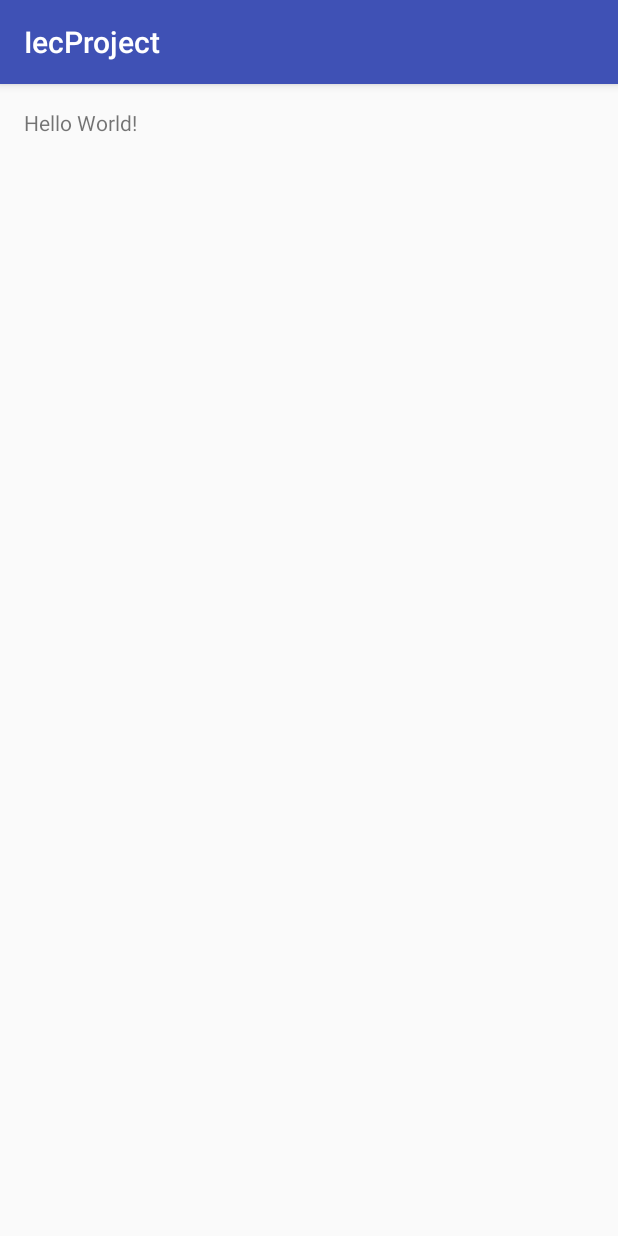
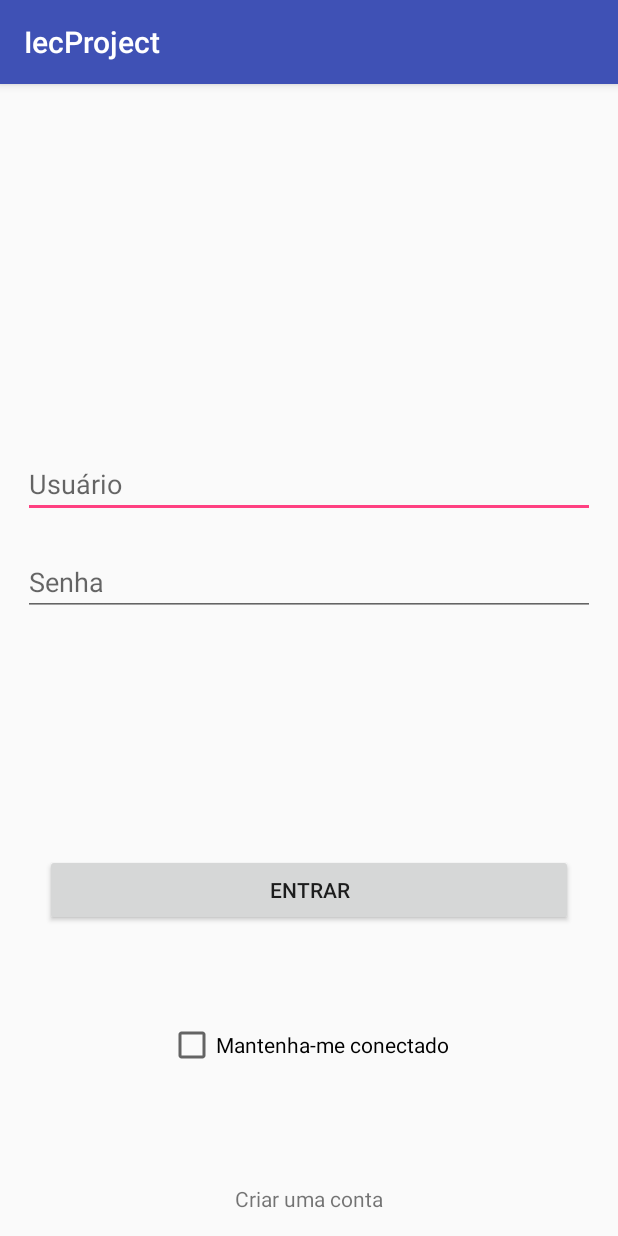
Before and after one commit to BarrosLucas/iecProject, an Android app: the screen it shows after launch (MainActivity before the commit, Login after it), on a phone screen of 412 x 824 dp. Run offline under Robolectric (Android 15) with nearby library versions, the phone set to English and light mode, and no system bars.

Commit message:
login screen

```diff
--- a/IecProjectApp/app/src/main/AndroidManifest.xml
+++ b/IecProjectApp/app/src/main/AndroidManifest.xml
@@ -8,14 +8,15 @@
         android:label="@string/app_name"
         android:supportsRtl="true"
         android:theme="@style/AppTheme">
-        <activity android:name=".MainActivity">
+        <activity android:name=".MainActivity" android:theme="@android:style/Theme.Black.NoTitleBar.Fullscreen">
             <intent-filter>
                 <action android:name="android.intent.action.MAIN" />
 
                 <category android:name="android.intent.category.LAUNCHER" />
             </intent-filter>
         </activity>
-        <activity android:name=".Register.InitialRegister"></activity>
+        <activity android:name=".Register" />
+        <activity android:name=".Login" android:label="@string/app_name"></activity>
     </application>
 
 </manifest>
--- /dev/null
+++ b/IecProjectApp/app/src/main/java/com/example/root/myapplication/Login.java
@@ -0,0 +1,19 @@
+package com.example.root.myapplication;
+
+import android.content.Intent;
+import android.support.v7.app.AppCompatActivity;
+import android.os.Bundle;
+import android.view.View;
+
+public class Login extends AppCompatActivity {
+
+    @Override
+    protected void onCreate(Bundle savedInstanceState) {
+        super.onCreate(savedInstanceState);
+        setContentView(R.layout.activity_login);
+    }
+    public void createAccount(View view){
+        Intent intent = new Intent(this, Register.class);
+        startActivity(intent);
+    }
+}
--- a/IecProjectApp/app/src/main/java/com/example/root/myapplication/MainActivity.java
+++ b/IecProjectApp/app/src/main/java/com/example/root/myapplication/MainActivity.java
@@ -1,21 +1,28 @@
 package com.example.root.myapplication;
 
+import android.app.Activity;
 import android.content.Intent;
-import android.support.v7.app.AppCompatActivity;
+import android.os.Handler;
 import android.os.Bundle;
-import android.view.View;
 
-import com.example.root.myapplication.Register.InitialRegister;
-
-public class MainActivity extends AppCompatActivity {
+public class MainActivity extends Activity {
 
     @Override
     protected void onCreate(Bundle savedInstanceState) {
         super.onCreate(savedInstanceState);
         setContentView(R.layout.activity_main);
-    }
-    public void click(View view){
-        Intent intent = new Intent(this, InitialRegister.class);
-        startActivity(intent);
+        Handler handle = new Handler();
+        handle.postDelayed(new Runnable() {
+            @Override
+            public void run() {
+                Intent intent = new Intent(getApplicationContext(),Login.class);
+                startActivity(intent);
+                finish();
+                //Avaliar se já está logado
+                //Avaliar se já está cadastrado
+            }
+        }, 5000);
+
+
     }
 }
--- a/IecProjectApp/app/src/main/res/layout/activity_initial_register.xml
+++ b/IecProjectApp/app/src/main/res/layout/activity_initial_register.xml
@@ -3,7 +3,7 @@
     xmlns:tools="http://schemas.android.com/tools"
     android:layout_width="match_parent"
     android:layout_height="match_parent"
-    tools:context=".Register.InitialRegister">
+    tools:context=".Register">
 
 
     <LinearLayout
@@ -14,6 +14,7 @@
         android:gravity="center"
         android:orientation="vertical">
         <EditText
+            android:id="@+id/text_field"
             android:layout_width="match_parent"
             android:layout_height="wrap_content"
             android:layout_margin="20dp"
@@ -27,12 +28,14 @@
     </LinearLayout>
 
     <Button
+        android:id="@+id/back_button"
         android:layout_width="130dp"
         android:layout_height="50dp"
         android:layout_alignParentBottom="true"
         android:text="@string/back"
         android:layout_margin="15dp"/>
     <Button
+        android:id="@+id/next_button"
         android:layout_width="130dp"
         android:layout_height="50dp"
         android:layout_alignParentBottom="true"
--- /dev/null
+++ b/IecProjectApp/app/src/main/res/layout/activity_login.xml
@@ -0,0 +1,69 @@
+<?xml version="1.0" encoding="utf-8"?>
+<LinearLayout xmlns:android="http://schemas.android.com/apk/res/android"
+    xmlns:tools="http://schemas.android.com/tools"
+    android:layout_width="match_parent"
+    android:layout_height="match_parent"
+    android:orientation="vertical"
+    tools:context=".Login">
+
+    <!-- Logo -->
+    <LinearLayout
+        android:layout_width="match_parent"
+        android:layout_height="0dp"
+        android:layout_weight="4.5">
+
+    </LinearLayout>
+
+    <!--Inputs-->
+    <LinearLayout
+        android:layout_margin="15dp"
+        android:layout_width="match_parent"
+        android:layout_height="0dp"
+        android:layout_weight="5"
+        android:orientation="vertical">
+        <EditText
+            android:layout_width="match_parent"
+            android:layout_height="wrap_content"
+            android:hint="@string/user"/>
+        <EditText
+            android:layout_marginTop="20dp"
+            android:layout_width="match_parent"
+            android:layout_height="wrap_content"
+            android:inputType="textPassword"
+            android:hint="@string/password"/>
+
+    </LinearLayout>
+
+    <!--Button Login-->
+    <LinearLayout
+        android:layout_width="match_parent"
+        android:layout_height="0dp"
+        android:layout_weight="5">
+        <RelativeLayout
+            android:layout_width="match_parent"
+            android:layout_height="match_parent">
+            <Button
+                android:layout_marginLeft="30dp"
+                android:layout_marginRight="30dp"
+                android:layout_width="match_parent"
+                android:layout_height="wrap_content"
+                android:text="@string/login"/>
+            <CheckBox
+                android:layout_width="wrap_content"
+                android:layout_height="wrap_content"
+                android:layout_alignParentBottom="true"
+                android:text="@string/connect"
+                android:layout_centerHorizontal="true"
+                android:layout_alignParentTop="true"/>
+            <TextView
+                android:layout_width="wrap_content"
+                android:layout_height="wrap_content"
+                android:layout_centerHorizontal="true"
+                android:text="@string/new_account"
+                android:layout_alignParentBottom="true"
+                android:layout_marginBottom="15dp"
+                android:onClick="createAccount"/>
+        </RelativeLayout>
+    </LinearLayout>
+
+</LinearLayout>
--- a/IecProjectApp/app/src/main/res/layout/activity_main.xml
+++ b/IecProjectApp/app/src/main/res/layout/activity_main.xml
@@ -8,11 +8,13 @@
     android:paddingLeft="@dimen/activity_horizontal_margin"
     android:paddingRight="@dimen/activity_horizontal_margin"
     android:paddingTop="@dimen/activity_vertical_margin"
-    tools:context="com.example.root.myapplication.MainActivity"
-    android:onClick="click">
+    android:background="@color/gray"
+    tools:context="com.example.root.myapplication.MainActivity">
 
-    <TextView
+    <ImageView
         android:layout_width="wrap_content"
         android:layout_height="wrap_content"
-        android:text="Hello World!" />
+        android:layout_centerVertical="true"
+        android:layout_centerHorizontal="true"
+        android:layout_centerInParent="true"/>
 </RelativeLayout>
--- a/IecProjectApp/app/src/main/res/values/colors.xml
+++ b/IecProjectApp/app/src/main/res/values/colors.xml
@@ -3,4 +3,6 @@
     <color name="colorPrimary">#3F51B5</color>
     <color name="colorPrimaryDark">#303F9F</color>
     <color name="colorAccent">#FF4081</color>
+
+    <color name="gray">#CCCCCC</color>
 </resources>
--- /dev/null
+++ b/IecProjectApp/app/src/main/res/values/icons.xml
@@ -0,0 +1,6 @@
+<?xml version="1.0" encoding="utf-8"?>
+<resources>
+
+    <string name="microphone">&#xf130;</string>
+
+</resources>
--- a/IecProjectApp/app/src/main/res/values/strings.xml
+++ b/IecProjectApp/app/src/main/res/values/strings.xml
@@ -3,6 +3,12 @@
     <string name="register">Cadastrar</string>[
     <string name="next">Próximo</string>
     <string name="back">Anterior</string>
+    <string name="user">Usuário</string>
+    <string name="password">Senha</string>
+    <string name="login">Entrar</string>
+    <string name="connect">Mantenha-me conectado</string>
+    <string name="new_account">Criar uma conta</string>
+    <string name="nickname">Apelido</string>
 
-    <string name="microphone">&#xf130;</string>
+
 </resources>
```
Also changed, not shown: IecProjectApp/app/src/main/java/com/example/root/myapplication/Register.java (added, +34 -0 lines), IecProjectApp/app/src/main/java/com/example/root/myapplication/Register/InitialRegister.java (deleted, +0 -19 lines), IecProjectApp/app/src/main/res/values/styles.xml (+8 -0 lines).
